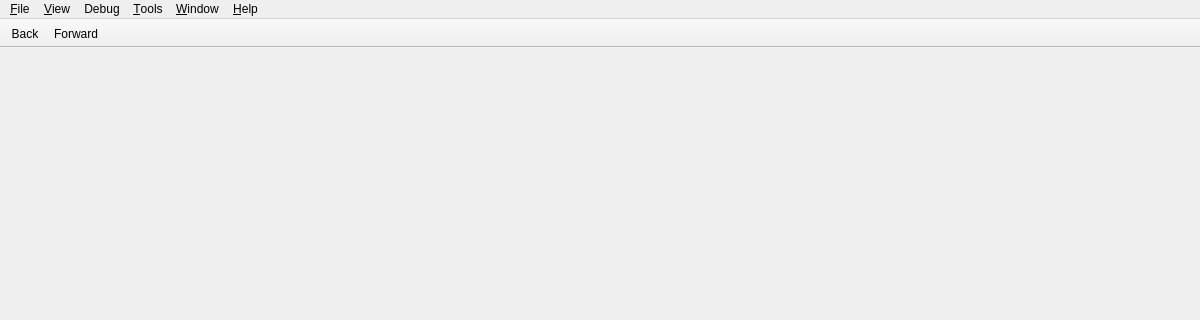
First picture: the form in src/browser/BrowserWindow.ui, repository axr/browser, before the edit; both pictures show x 0 to 1200 and y 0 to 320 of the 1200 by 800 pixel window.
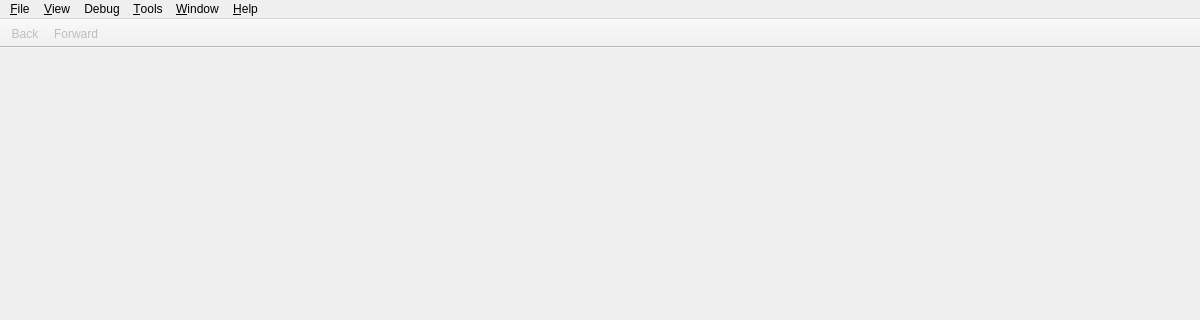
Second picture: the form after the edit. Icons and pictures are not drawn.

Commit message: Add disabled states for ui buttons and update regular ones

What changed in the file:
```diff
--- a/src/browser/BrowserWindow.ui
+++ b/src/browser/BrowserWindow.ui
@@ -190,6 +190,9 @@
    </property>
   </action>
   <action name="backAction">
+   <property name="enabled">
+    <bool>false</bool>
+   </property>
    <property name="icon">
     <iconset resource="Resources.qrc">
      <normaloff>:/icons/browser-ui-back.png</normaloff>:/icons/browser-ui-back.png</iconset>
@@ -199,6 +202,9 @@
    </property>
   </action>
   <action name="forwardAction">
+   <property name="enabled">
+    <bool>false</bool>
+   </property>
    <property name="icon">
     <iconset resource="Resources.qrc">
      <normaloff>:/icons/browser-ui-forward.png</normaloff>:/icons/browser-ui-forward.png</iconset>
```
Left out of the diff: 6 changed lines with no effect on the pictures. The commit also changes 5 other files.
